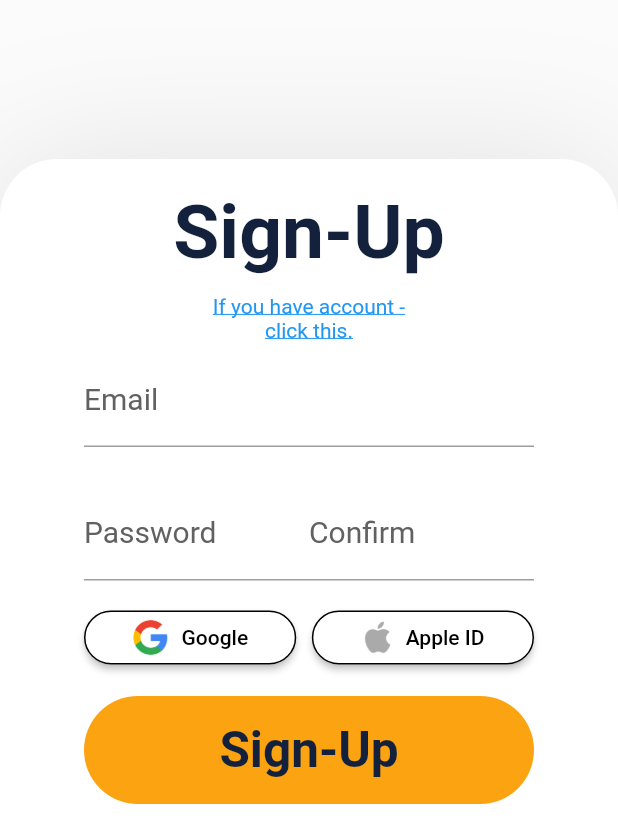
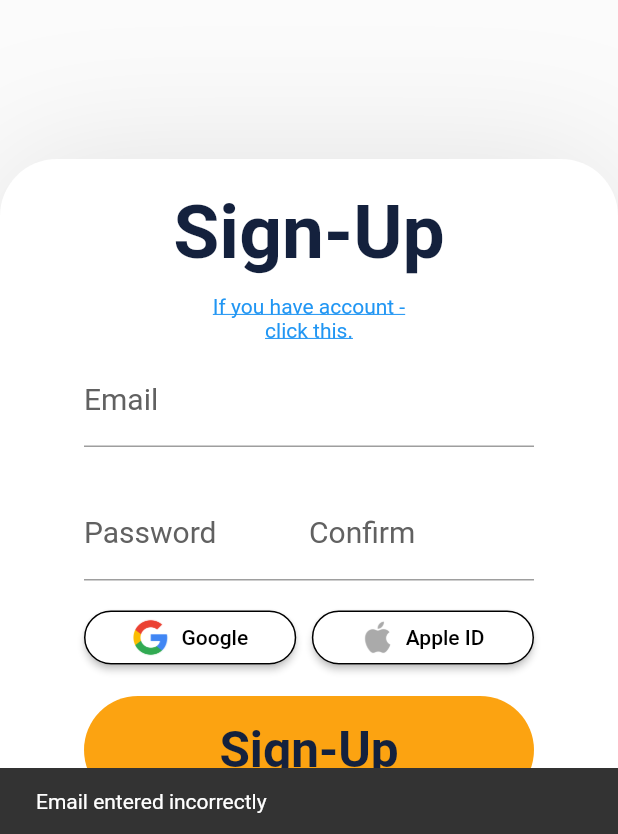
Before and after one commit to FussuChalice/remi-flutter-app, a Flutter app: the SignUpPage screen opened directly, after a tap on "Sign-Up", on a phone screen of 412 x 824 dp, the part 402-1236 px from its top. Run offline on Flutter 3.47's test engine with Material 2 defaults, Android fonts, the phone set to English and light mode, and no system bars; our stand-ins replace firebase_auth, firebase_core, google_sign_in; missing offline and left inert: dart:ffi; accounts and stored records are empty.

Commit message:
Added dsplayOnScreen() to user_print.dart | Added BugList.md

```diff
--- a/lib/cdt/authorization.dart
+++ b/lib/cdt/authorization.dart
@@ -1,13 +1,26 @@
+import 'dart:ffi';
+
 import 'package:firebase_auth/firebase_auth.dart';
 import 'package:google_sign_in/google_sign_in.dart';
-import 'package:remi/cdt/font_settings.dart';
+import 'package:flutter/material.dart';
 import 'package:remi/cdt/user_print.dart';
+
+// import 'package:remi/cdt/font_settings.dart';
 
 /// # Authorization
 /// Part of cdt library.
 /// Created for quick auth with Firebase, check password and email on correct writing.
 class Authorization {
   final int normalPasswordLength = 8;
+  bool _GoogleSignInCatcher = false;
+
+  /// getter
+  /// Out:
+  ///   - false: error
+  ///   - true: ok
+  bool getGoogleSignInCatcher() {
+    return this._GoogleSignInCatcher;
+  }
 
   /// Check [password] resemblance with [confirm password].
   ///
@@ -17,7 +30,7 @@ class Authorization {
   bool checkPasswordResemblance(
       {required String password, required String confirmPassword}) {
     bool fResp = false;
-    password == confirmPassword ? fResp = true : fResp = false;
+    password == confirmPassword && password.length == confirmPassword.length ? fResp = true : fResp = false;
 
     return fResp;
   }
@@ -81,11 +94,13 @@ class Authorization {
   ]);
 
   /// Sign In with Google
-  Future handleSignIn() async {
+  Future handleSignIn(BuildContext context) async {
     try {
       await this._googleSignIn.signIn();
+      this._GoogleSignInCatcher = true;
+
     } catch (error) {
-      debugLog(CDTColors.Red, error.toString());
+      displayOnScreen(Text(error.toString()), context);
     }
   }
 }
--- a/lib/cdt/user_print.dart
+++ b/lib/cdt/user_print.dart
@@ -1,3 +1,4 @@
+import 'package:flutter/material.dart';
 import 'package:remi/cdt/font_settings.dart';
 
 /// cdt.user_print.debugLog
@@ -12,3 +13,13 @@ void debugLog(String borderColor, String content) {
   print('${content}');
   print('${borderColor}${border}${CDTColors.Reset}');
 }
+
+/// Display Snackbar [Text] to User on Screen.
+/// Recommend use on debug app version.
+void displayOnScreen(Text content, BuildContext context) {
+
+  // More information about snackbar: https://docs.flutter.dev/cookbook/design/snackbars
+  final snackBar = SnackBar(content: content);
+
+  ScaffoldMessenger.of(context).showSnackBar(snackBar);
+}
--- a/lib/pages/SignUpPage.dart
+++ b/lib/pages/SignUpPage.dart
@@ -179,12 +179,14 @@ class _SignUpPageState extends State<SignUpPage> {
                           onPressed: () {
                             // IF YOU START APP IN DEBUG MODE - Google will start warning about the risk
                             // Sign In with Google
-                            CDTAuth.handleSignIn().then((value) => {
-                              // Go to Home page
-                              Navigator.push(
-                                context,
-                                MaterialPageRoute(
-                                  builder: (context) => const HomePage()));
+                            CDTAuth.handleSignIn(context).then((value) => {
+                              if (CDTAuth.getGoogleSignInCatcher()) {
+                                // Go to Home page
+                                Navigator.push(
+                                    context,
+                                    MaterialPageRoute(
+                                        builder: (context) => const HomePage()))
+                              }
                             });
                           },
                           icon: Image.asset(
@@ -251,6 +253,7 @@ class _SignUpPageState extends State<SignUpPage> {
                             _UserEmailController.text)) {
                           debugLog(CDTColors.Red,
                               "${CDTColors.Red}Email validation is fail!${CDTColors.Reset}");
+                          displayOnScreen(Text('Email entered incorrectly'), context);
                           MistakeCount++;
                         }
 
@@ -259,6 +262,7 @@ class _SignUpPageState extends State<SignUpPage> {
                             _UserPasswordController.text)) {
                           debugLog(CDTColors.Red,
                               "${CDTColors.Red}Password < NormalLength int(8) ${CDTColors.Reset}");
+                          displayOnScreen(Text('Password is too short! The minimum length is 8 characters.'), context);
                           MistakeCount++;
                         }
 
@@ -268,6 +272,8 @@ class _SignUpPageState extends State<SignUpPage> {
                             confirmPassword:
                                 _UserConfirmPasswordController.text)) {
                           print('password not resemblance');
+                          displayOnScreen(Text('Passwords are different! Retype'), context);
+                          MistakeCount++;
                         }
 
                         if (MistakeCount == 0) {
@@ -294,6 +300,7 @@ class _SignUpPageState extends State<SignUpPage> {
 
                             // log errors
                             debugLog(CDTColors.Red, strWithCreateAccErrors);
+                            displayOnScreen(Text(strWithCreateAccErrors), context);
                           }
                         } else {
                           debugLog(CDTColors.Red,
```
Also changed, not shown: 2 other files.
